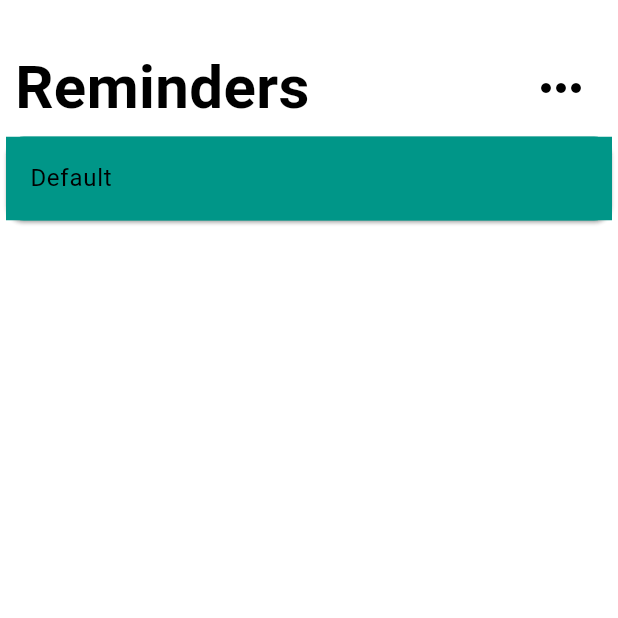
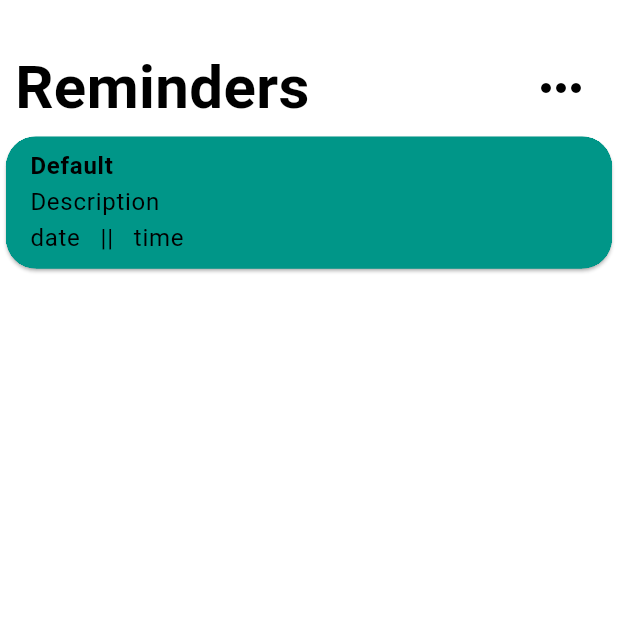
Before and after one commit to trixieo/Reminder-app, a Flutter app: the screen it shows after launch, after a tap on "All reminders", on a phone screen of 412 x 824 dp, the top half of it. Run offline on Flutter 3.47's test engine with Material 3 defaults, Android fonts, the phone set to English and light mode, and no system bars.

Commit message:
basic changes

```diff
--- a/reminder_app/lib/allreminders.dart
+++ b/reminder_app/lib/allreminders.dart
@@ -43,11 +43,25 @@ class _Allreminders extends State<Allreminders>{
               itemCount: reminders.length,
               itemBuilder: (context, index){
                 return Card(
+                  shape:RoundedRectangleBorder(borderRadius: BorderRadius.all(Radius.circular(20))),
+                  clipBehavior: Clip.hardEdge,
                   child: ListTile(
                     onTap: (){
 
                     },
-                    title: Text(reminders[index].title, style: TextStyle(color: Colors.black),),
+                    title:Column(
+                      crossAxisAlignment: CrossAxisAlignment.start,
+                      children:
+                        [Text(reminders[index].title, style: TextStyle(color: Colors.black, fontWeight: FontWeight.bold) ,),
+                        Text(reminders[index].description),
+                        Row(children: [
+                          Text(reminders[index].date),
+                          Text("   ||   "),
+                          Text(reminders[index].time)
+                        ],)
+                        ],
+                        ) ,
+
                   ),
                 );
               },
--- a/reminder_app/lib/main.dart
+++ b/reminder_app/lib/main.dart
@@ -80,6 +80,11 @@ class MyApp extends StatelessWidget{
               listTileTheme: ListTileThemeData(
                 textColor: Colors.black,
                 tileColor: Colors.teal
+              ),
+              iconButtonTheme: IconButtonThemeData(
+                style: IconButton.styleFrom(
+                  backgroundColor: Colors.white
+                )
               )
             ),
 
@@ -155,6 +160,7 @@ class _MainPageState extends State<MainPage>{
     final theme = Theme.of(context);
     final date =appState.now;
     bool isDark = darknotifier.value;
+    String reminders_length = reminders.length.toString();
 
     String formattedDay = DateFormat('dd').format(date);
     String formattedMonth = DateFormat('MMMM').format(date);
@@ -313,7 +319,14 @@ class _MainPageState extends State<MainPage>{
                   mainAxisAlignment: MainAxisAlignment.spaceBetween,
                   children: [
                     Text("All reminders", style: TextStyle(fontSize: 20),),
-                    Icon(Icons.arrow_forward_sharp, size: 30,)
+                    Row(
+                      children: [
+                        Text(reminders_length, style: TextStyle(fontSize: 20),),
+                        Icon(Icons.arrow_forward_sharp, size: 30,),
+                      ],
+                    ),
+
+
                 ],
               ))),
             ElevatedButton(onPressed: (){
--- a/reminder_app/lib/newreminder.dart
+++ b/reminder_app/lib/newreminder.dart
@@ -27,6 +27,7 @@ class NewReminder extends State<myNewreminder>{
   final GlobalKey<FormState> _reminderkey = GlobalKey<FormState>();
   final _titlecontroller= TextEditingController();
   final _desccontroller = TextEditingController();
+
 
   String title ='';
   String description = '';
@@ -77,9 +78,15 @@ class NewReminder extends State<myNewreminder>{
 Widget build(BuildContext context) {
   // ignore: unused_local_variable
   var appState = context.watch<MyAppState>();
+  String reminderdate = DateFormat("dd-MM-yy").format(selectedDate);
+  String time = '${selectedTime.hour.toString().padLeft(2, '0')}:${selectedTime.minute.toString().padLeft(2, '0')}';
+  TextEditingController datecontroller = TextEditingController();
+  TextEditingController timecontroller = TextEditingController();
+  datecontroller.text = reminderdate;
+  timecontroller.text = time;
 
   String date = DateFormat('dd-MMMM-yyyy').format(selectedDate.toLocal());
-  String time = '${selectedTime.hour.toString().padLeft(2, '0')}:${selectedTime.minute.toString().padLeft(2, '0')}';
+
 
   return Scaffold(
     body:  Form(
@@ -99,7 +106,7 @@ Widget build(BuildContext context) {
                     reminders.add(
                       reminder(
                         description: description,
-                        date: date,
+                        date: reminderdate,
                         time: time,
                         title: title)
                     );
```
